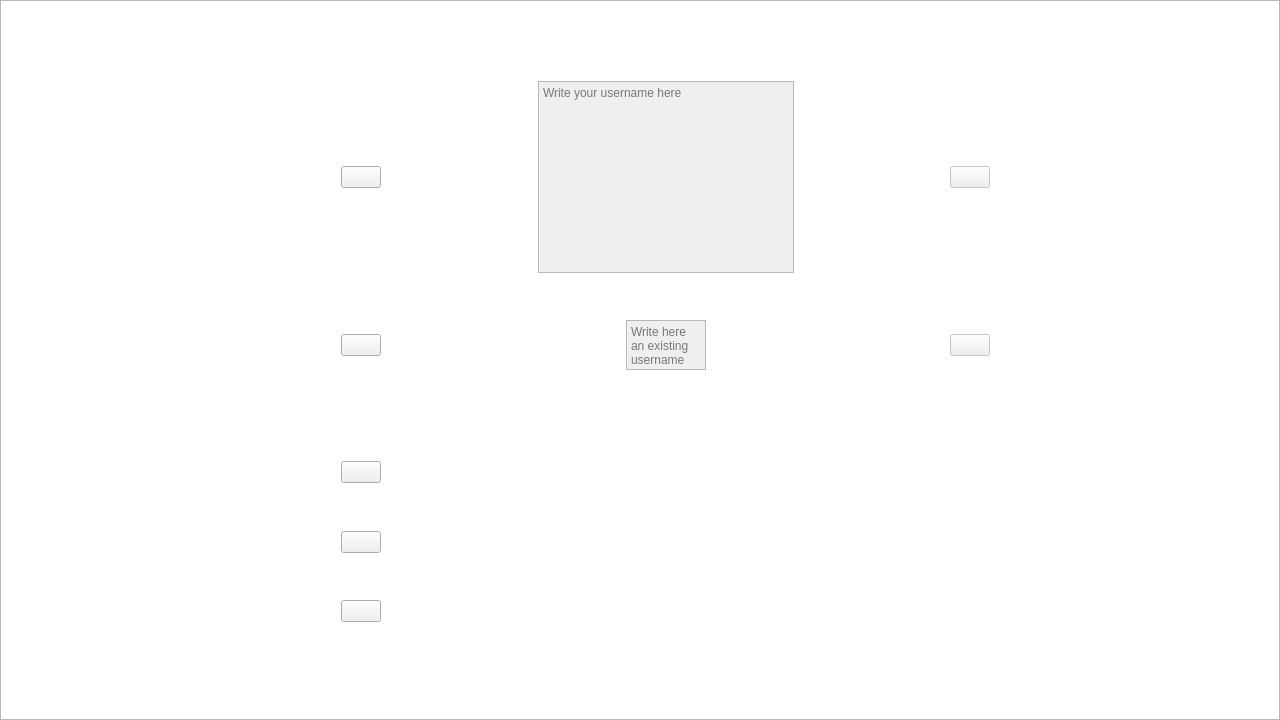
Before: the Qt Designer form ui/mainwindow.ui in MATF-RS19/RS009-escaperoom, drawn with Qt 5.
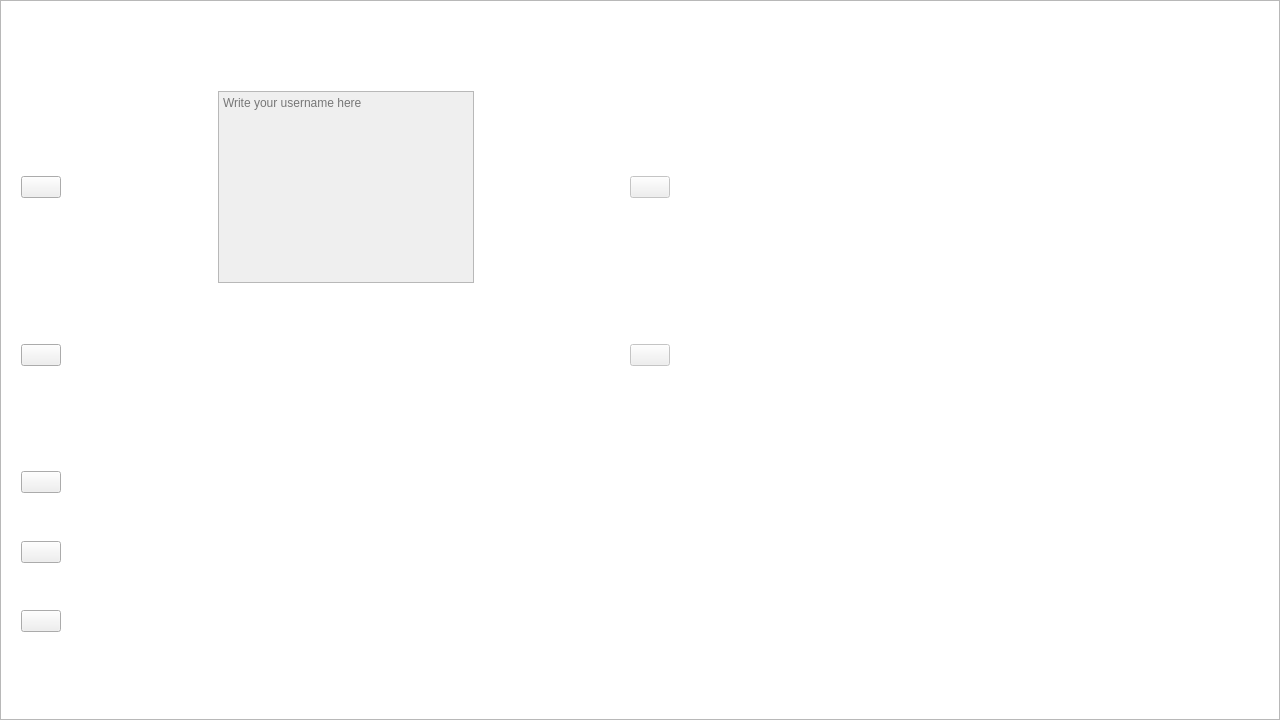
After: the same form once the commit is applied. Icons and pictures are not drawn.

Commit message: Finished working on the Main Window 	- rearranged icons and added background picture

The edit to the form file:
```diff
--- a/ui/mainwindow.ui
+++ b/ui/mainwindow.ui
@@ -29,8 +29,8 @@
    <widget class="QWidget" name="verticalLayoutWidget">
     <property name="geometry">
      <rect>
-      <x>330</x>
-      <y>70</y>
+      <x>10</x>
+      <y>80</y>
       <width>671</width>
       <height>648</height>
      </rect>
@@ -461,8 +461,8 @@
     </property>
     <property name="geometry">
      <rect>
-      <x>50</x>
-      <y>60</y>
+      <x>245</x>
+      <y>230</y>
       <width>250</width>
       <height>405</height>
      </rect>
@@ -481,7 +481,7 @@
      <property name="geometry">
       <rect>
        <x>30</x>
-       <y>70</y>
+       <y>60</y>
        <width>181</width>
        <height>291</height>
       </rect>
```
The commit also changes 6 other files.
